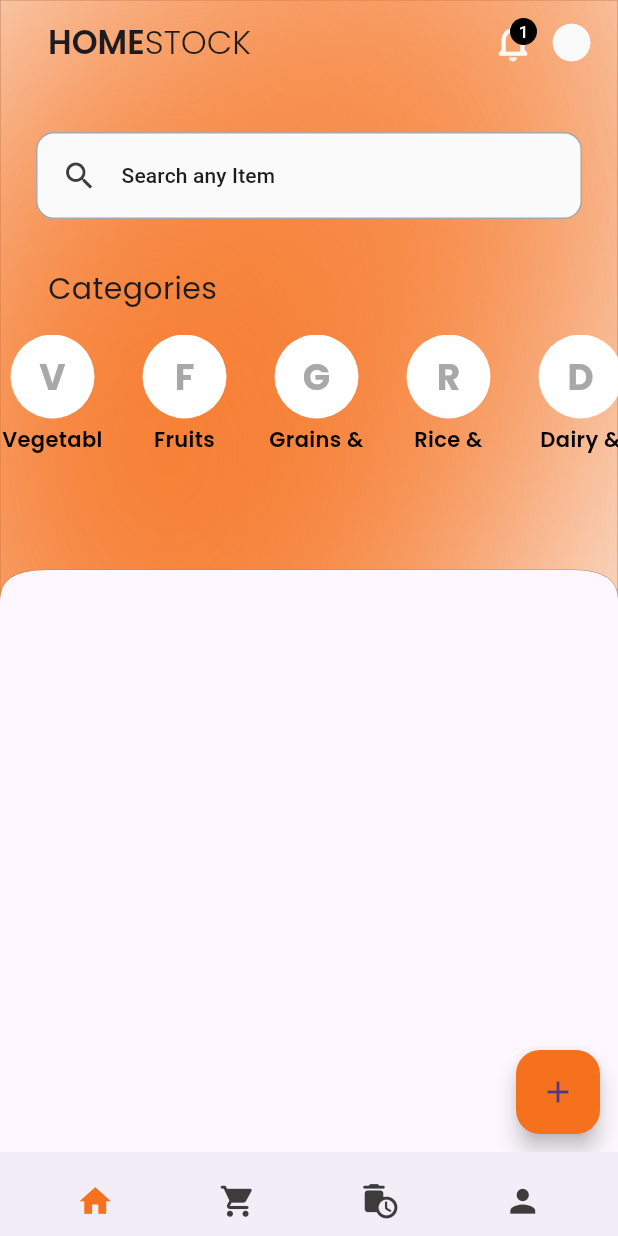
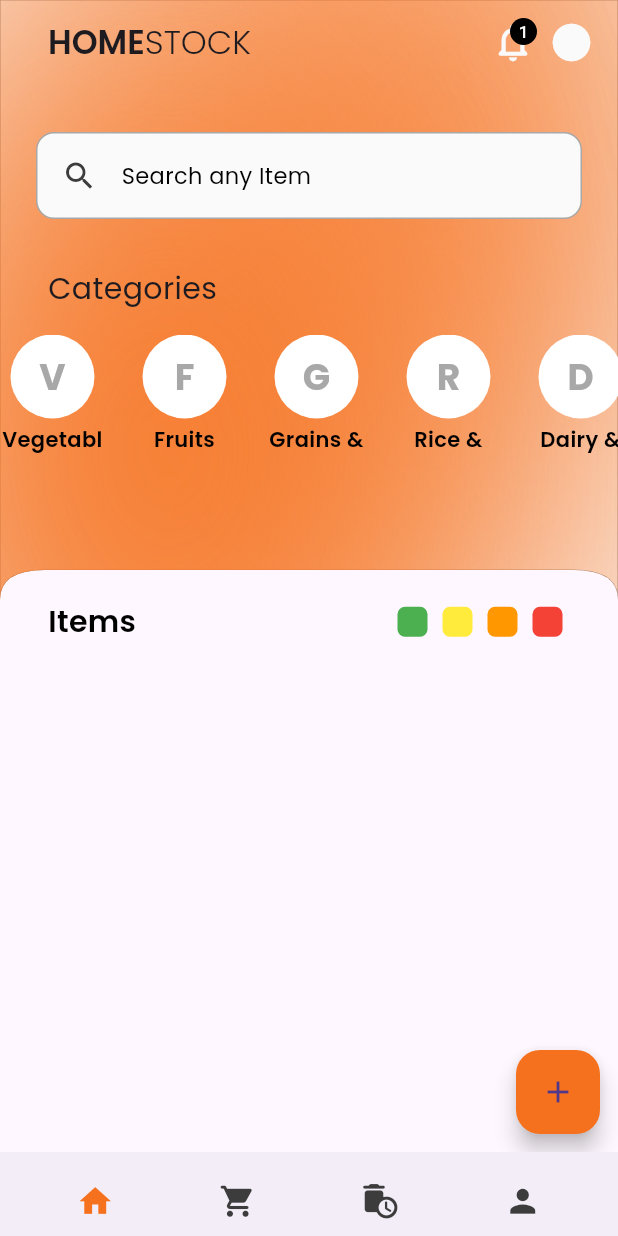
Before and after one commit to TanmayN22/HOMESTOCK, a Flutter app: the screen it shows after launch, on a phone screen of 412 x 824 dp. Run offline on Flutter 3.47's test engine with Material 3 defaults, Android fonts, the light colour scheme and no system bars; our stand-ins replace get, google_fonts, sqflite; accounts and stored records are empty.

Commit message:
expiry containers

```diff
--- a/home_stock/lib/views/home_view.dart
+++ b/home_stock/lib/views/home_view.dart
@@ -2,9 +2,9 @@ import 'package:flutter/material.dart';
 import 'package:home_stock/utils/constants/sizes.dart';
 import 'package:home_stock/widgets/custom_shapes/primary_header_container.dart';
 import 'package:home_stock/widgets/custom_widgets/add_item_widget.dart';
-import 'package:home_stock/widgets/custom_widgets/category_horizontal_scroll.dart';
-import 'package:home_stock/widgets/custom_widgets/category_section.dart';
+import 'package:home_stock/widgets/custom_widgets/body_header_section.dart';
 import 'package:home_stock/widgets/custom_widgets/home_appbar.dart';
+import 'package:home_stock/widgets/custom_widgets/home_category_section.dart';
 import 'package:home_stock/widgets/custom_widgets/search_container_widget.dart';
 import 'package:home_stock/utils/constants/categories.dart';
 
@@ -41,38 +41,15 @@ class _HomePageState extends State<HomePage> {
                   const SizedBox(height: Sizes.spaceBtwSections),
 
                   // Categories
-                  Column(
-                    children: [
-                      // Heading of Category
-                      const Padding(
-                        padding: EdgeInsets.only(left: Sizes.spaceBtwSections),
-                        child: CategorySection(
-                          title: 'Categories',
-                          showActionButton: false,
-                        ),
-                      ),
-                      const SizedBox(height: Sizes.spaceBtwItems),
-
-                      // Categories of items
-                      SizedBox(
-                        height: 80,
-                        child: ListView.builder(
-                          physics: const BouncingScrollPhysics(),
-                          shrinkWrap: true,
-                          itemCount: categories.length, // Use dynamic count
-                          scrollDirection: Axis.horizontal,
-                          itemBuilder: (_, index) {
-                            final category = categories[index];
-
-                            return CategoryHorizontalScroll(category: category);
-                          },
-                        ),
-                      )
-                    ],
-                  ),
+                  HomeCategorySection(categories: categories),
                 ],
               ),
             ),
+
+            // body
+            const ItemTitleAndExpirySection(
+              title: 'Items',
+            )
           ],
         ),
       ),
--- /dev/null
+++ b/home_stock/lib/widgets/custom_shapes/expiry_boxes.dart
@@ -0,0 +1,25 @@
+import 'package:flutter/material.dart';
+
+class ExpiryBox extends StatelessWidget {
+  const ExpiryBox({
+    super.key,
+    required this.color,
+  });
+
+  final Color color;
+
+  @override
+  Widget build(BuildContext context) {
+    return Padding(
+      padding: const EdgeInsets.symmetric(horizontal: 5),
+      child: Container(
+        height: 20,
+        width: 20,
+        decoration: BoxDecoration(
+          borderRadius: BorderRadius.circular(5),
+          color: color,
+        ),
+      ),
+    );
+  }
+}
--- /dev/null
+++ b/home_stock/lib/widgets/custom_widgets/body_header_section.dart
@@ -0,0 +1,52 @@
+import 'package:flutter/material.dart';
+import 'package:google_fonts/google_fonts.dart';
+import 'package:home_stock/utils/constants/sizes.dart';
+import 'package:home_stock/widgets/custom_shapes/expiry_boxes.dart';
+
+class ItemTitleAndExpirySection extends StatelessWidget {
+  const ItemTitleAndExpirySection({
+    super.key,
+    required this.title,
+  });
+
+  final String title;
+
+  @override
+  Widget build(BuildContext context) {
+    return Padding(
+      padding: const EdgeInsets.only(left: Sizes.spaceBtwSections),
+      child: Row(
+        mainAxisAlignment: MainAxisAlignment.spaceBetween,
+        children: [
+          Text(
+            title,
+            style: GoogleFonts.poppins(
+              fontSize: 20,
+              fontWeight: FontWeight.w600,
+              color: Colors.black,
+            ),
+          ),
+          const Padding(
+            padding: EdgeInsets.only(right: Sizes.spaceBtwSections),
+            child: Row(
+              children: [
+                ExpiryBox(
+                  color: Colors.green,
+                ),
+                ExpiryBox(
+                  color: Colors.yellow,
+                ),
+                ExpiryBox(
+                  color: Colors.orange,
+                ),
+                ExpiryBox(
+                  color: Colors.red,
+                ),
+              ],
+            ),
+          ),
+        ],
+      ),
+    );
+  }
+}
--- a/home_stock/lib/widgets/custom_widgets/category_horizontal_scroll.dart
+++ b/home_stock/lib/widgets/custom_widgets/category_horizontal_scroll.dart
@@ -6,14 +6,17 @@ import 'package:home_stock/utils/themes/app_colors.dart';
 class CategoryHorizontalScroll extends StatelessWidget {
   const CategoryHorizontalScroll({
     super.key,
-    required this.category,
+    required this.category, required this.onTap,
   });
 
   final Map<String, dynamic> category;
+  final void Function()? onTap;
 
   @override
   Widget build(BuildContext context) {
-    return Padding(
+    return GestureDetector(
+      onTap: onTap,
+      child: Padding(
         padding: const EdgeInsets.only(right: 18),
         child: Column(
           mainAxisSize: MainAxisSize.min, // Prevents unnecessary space
@@ -58,6 +61,7 @@ class CategoryHorizontalScroll extends StatelessWidget {
             ),
           ],
         ),
+      ),
     );
   }
 }
--- /dev/null
+++ b/home_stock/lib/widgets/custom_widgets/home_category_section.dart
@@ -0,0 +1,46 @@
+import 'package:flutter/material.dart';
+import 'package:home_stock/widgets/custom_widgets/category_horizontal_scroll.dart';
+import 'package:home_stock/widgets/custom_widgets/category_section.dart';
+import '../../utils/constants/sizes.dart';
+
+class HomeCategorySection extends StatelessWidget {
+  const HomeCategorySection({
+    super.key,
+    required this.categories,
+  });
+
+  final List<Map<String, dynamic>> categories;
+
+  @override
+  Widget build(BuildContext context) {
+    return Column(
+      children: [
+        // Heading of Category
+        const Padding(
+          padding: EdgeInsets.only(left: Sizes.spaceBtwSections),
+          child: CategorySection(
+            title: 'Categories',
+            showActionButton: false,
+          ),
+        ),
+        const SizedBox(height: Sizes.spaceBtwItems),
+
+        // Categories of items
+        SizedBox(
+          height: 80,
+          child: ListView.builder(
+            physics: const BouncingScrollPhysics(),
+            shrinkWrap: true,
+            itemCount: categories.length, // Use dynamic count
+            scrollDirection: Axis.horizontal,
+            itemBuilder: (_, index) {
+              final category = categories[index];
+
+              return CategoryHorizontalScroll(category: category, onTap: (){},);
+            },
+          ),
+        )
+      ],
+    );
+  }
+}
--- a/home_stock/lib/widgets/custom_widgets/search_container_widget.dart
+++ b/home_stock/lib/widgets/custom_widgets/search_container_widget.dart
@@ -1,4 +1,5 @@
 import 'package:flutter/material.dart';
+import 'package:google_fonts/google_fonts.dart';
 import 'package:home_stock/utils/constants/sizes.dart';
 import 'package:home_stock/utils/device/device_utlity.dart';
 import 'package:home_stock/utils/themes/app_colors.dart';
@@ -8,14 +9,18 @@ class SearchContainer extends StatelessWidget {
     super.key,
     required this.text,
     this.icon,
+    this.onTap,
   });
 
   final String text;
   final IconData? icon;
+  final VoidCallback? onTap;
 
   @override
   Widget build(BuildContext context) {
-    return Padding(
+    return GestureDetector(
+      onTap: () {},
+      child: Padding(
         padding: const EdgeInsets.symmetric(horizontal: Sizes.defaultSpace),
         child: Container(
           width: DeviceUtils.getScreenWidth(context),
@@ -37,9 +42,13 @@ class SearchContainer extends StatelessWidget {
               ),
               Text(
                 text,
-              style: Theme.of(context).textTheme.labelLarge,
+                style: GoogleFonts.poppins(
+                  fontSize: 15,
+                  color: Colors.black,
+                ),
               )
             ],
+          ),
         ),
       ),
     );
```
Also changed, not shown: home_stock/lib/widgets/custom_widgets/expiry_status.dart (added). Lines whose indentation alone changed are shown as unchanged.
